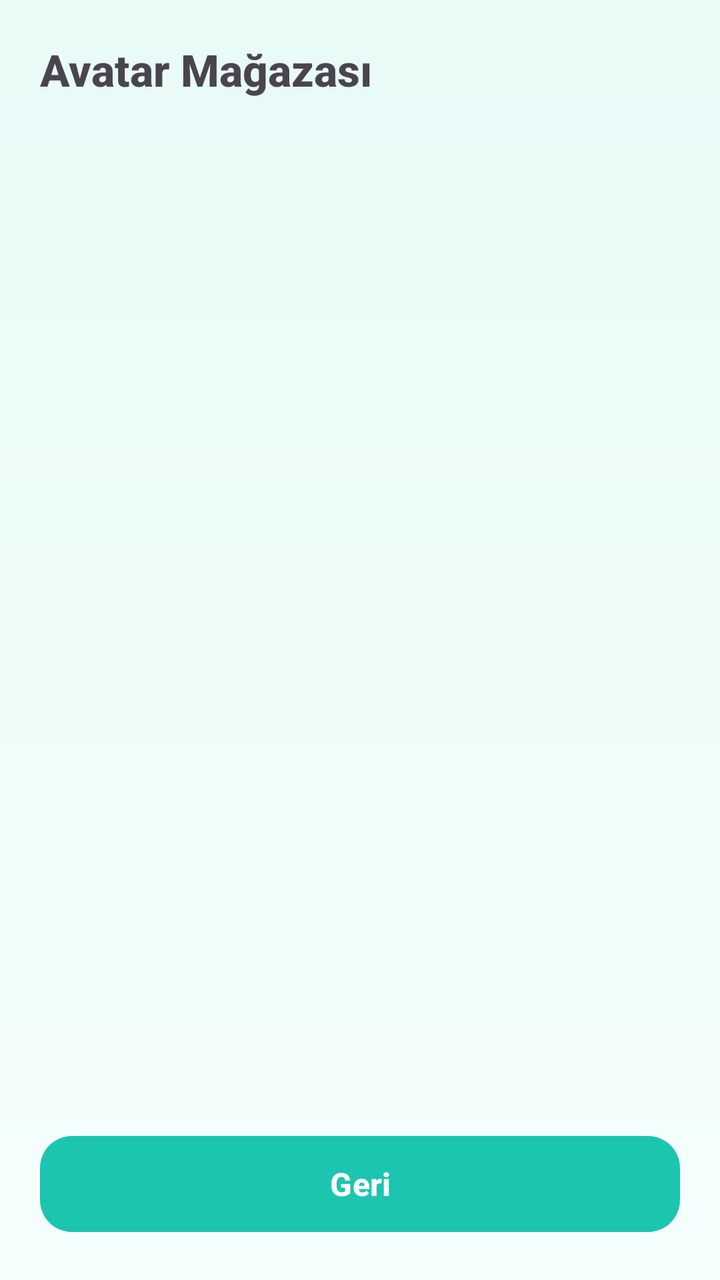
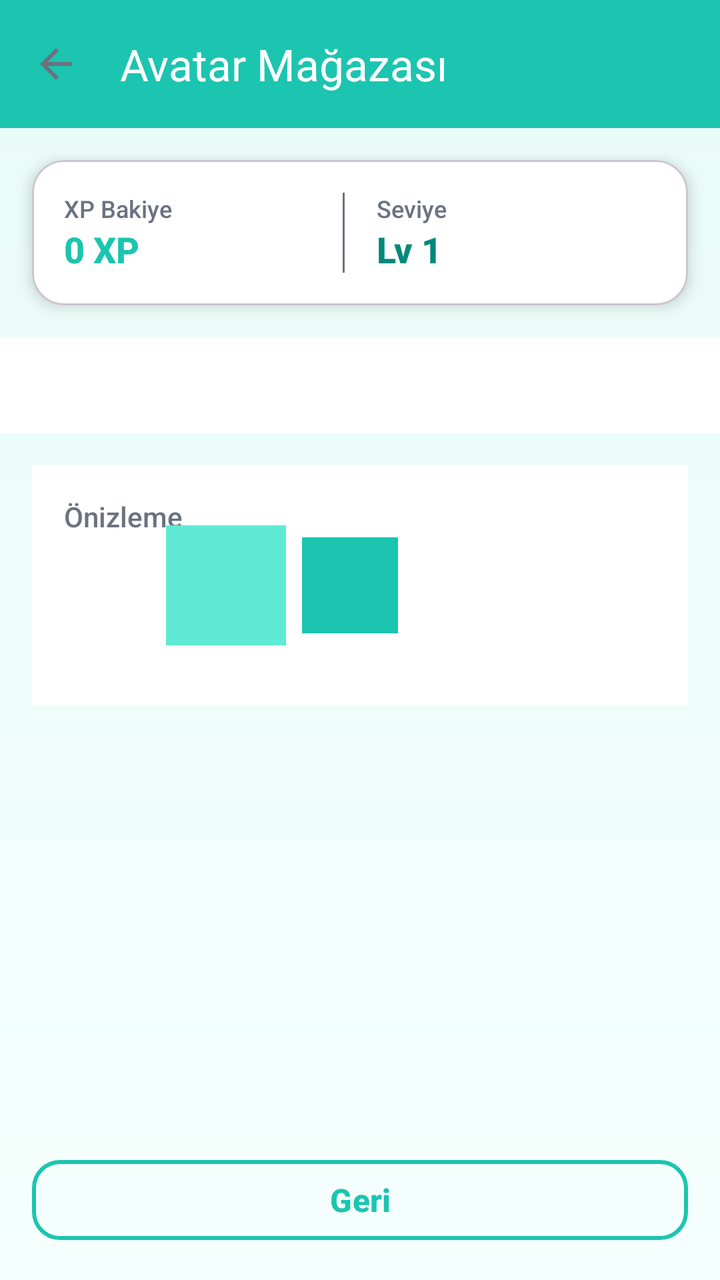

Two renders of the same Android screen: before a commit and after it. Below are the layout's source before the change and the commit's diff.
<!-- AndroidManifest.xml: application theme Theme.BrainBuddy -->
<!-- res/layout/activity_avatar_shop.xml -->
<?xml version="1.0" encoding="utf-8"?>
<LinearLayout xmlns:android="http://schemas.android.com/apk/res/android"
    android:layout_width="match_parent"
    android:layout_height="match_parent"
    android:orientation="vertical"
    android:padding="20dp"
    android:background="@drawable/bg_gradient">

    <TextView
        android:layout_width="match_parent"
        android:layout_height="wrap_content"
        android:text="Avatar Mağazası"
        android:textSize="22sp"
        android:textStyle="bold"/>

    <TextView
        android:id="@+id/tvShopDisabled"
        android:layout_width="match_parent"
        android:layout_height="wrap_content"
        android:layout_marginTop="16dp"
        android:text="Mağaza veli tarafından kapatıldı."
        android:visibility="gone"/>

    <TextView
        android:id="@+id/tvXpBalance"
        android:layout_width="match_parent"
        android:layout_height="wrap_content"
        android:layout_marginTop="8dp"/>

    <ScrollView
        android:id="@+id/scrollShop"
        android:layout_width="match_parent"
        android:layout_height="0dp"
        android:layout_weight="1"
        android:layout_marginTop="12dp">

        <LinearLayout
            android:id="@+id/containerItems"
            android:layout_width="match_parent"
            android:layout_height="wrap_content"
            android:orientation="vertical"/>
    </ScrollView>

    <Button
        android:id="@+id/btnShopBack"
        android:layout_width="match_parent"
        android:layout_height="wrap_content"
        android:layout_marginTop="16dp"
        android:text="Geri"/>
</LinearLayout>
<!-- resources referenced by this layout -->
<resources>
  <!-- drawable bg_gradient (drawable) -->
  <?xml version="1.0" encoding="utf-8"?>
  <layer-list xmlns:android="http://schemas.android.com/apk/res/android">
      <item>
          <shape>
              <gradient
                  android:angle="270"
                  android:startColor="#E8FBF7"
                  android:endColor="#F5FFFD"/>
          </shape>
      </item>
  </layer-list>
  <style name="Theme.BrainBuddy" parent="Theme.Material3.Light.NoActionBar">
          <item name="colorPrimary">@color/bb_primary</item>
          <item name="colorOnPrimary">@color/white</item>
          <item name="colorSecondary">@color/bb_secondary</item>
          <item name="colorOnSecondary">@color/white</item>
          <item name="colorTertiary">@color/bb_accent</item>
          <item name="colorOnTertiary">@color/black</item>
          <item name="colorError">@color/bb_error</item>
          <item name="android:windowBackground">@drawable/bg_gradient</item>
          <item name="android:textColorPrimary">@color/bb_text</item>
          <item name="android:textColorSecondary">@color/bb_text_muted</item>
          <item name="materialButtonStyle">@style/BBButton</item>
          <item name="android:fontFamily">sans-serif-medium</item>
      </style>
  <color name="bb_primary">#1BC5B0</color>
  <color name="white">#FFFFFF</color>
  <color name="bb_secondary">#00897B</color>
  <color name="bb_accent">#FFC107</color>
  <color name="black">#000000</color>
  <color name="bb_error">#FF5252</color>
  <color name="bb_text">#1F2937</color>
  <color name="bb_text_muted">#6B7280</color>
  <style name="BBButton" parent="Widget.Material3.Button">
          <item name="android:minHeight">56dp</item>
          <item name="android:paddingStart">24dp</item>
          <item name="android:paddingEnd">24dp</item>
          <item name="cornerRadius">16dp</item>
          <item name="android:textAllCaps">false</item>
          <item name="android:textColor">@color/white</item>
          <item name="android:textSize">16sp</item>
          <item name="android:textStyle">bold</item>
          <item name="backgroundTint">@color/bb_primary</item>
      </style>
</resources>

<!-- the commit's change to res/layout/activity_avatar_shop.xml (unified diff, before → after) -->
@@ -1,50 +1,170 @@
 <?xml version="1.0" encoding="utf-8"?>
 <LinearLayout xmlns:android="http://schemas.android.com/apk/res/android"
+    xmlns:app="http://schemas.android.com/apk/res-auto"
+    xmlns:tools="http://schemas.android.com/tools"
     android:layout_width="match_parent"
     android:layout_height="match_parent"
     android:orientation="vertical"
-    android:padding="20dp"
     android:background="@drawable/bg_gradient">
 
-    <TextView
+    <com.google.android.material.appbar.MaterialToolbar
+        android:id="@+id/toolbar"
+        android:layout_width="match_parent"
+        android:layout_height="?attr/actionBarSize"
+        android:background="@color/bb_turquoise"
+        app:titleTextColor="@color/white"
+        app:title="Avatar Mağazası"
+        app:navigationIcon="?attr/homeAsUpIndicator" />
+
+    <com.google.android.material.card.MaterialCardView
         android:layout_width="match_parent"
         android:layout_height="wrap_content"
-        android:text="Avatar Mağazası"
-        android:textSize="22sp"
-        android:textStyle="bold"/>
+        android:layout_margin="16dp"
+        app:cardCornerRadius="16dp"
+        app:cardElevation="4dp"
+        app:cardBackgroundColor="@color/white">
+
+        <LinearLayout
+            android:layout_width="match_parent"
+            android:layout_height="wrap_content"
+            android:orientation="horizontal"
+            android:padding="16dp"
+            android:gravity="center_vertical">
+
+            <LinearLayout
+                android:layout_width="0dp"
+                android:layout_height="wrap_content"
+                android:layout_weight="1"
+                android:orientation="vertical">
+
+                <TextView
+                    android:layout_width="wrap_content"
+                    android:layout_height="wrap_content"
+                    android:text="XP Bakiye"
+                    android:textSize="12sp"
+                    android:textColor="@color/bb_text_muted"/>
+                <TextView
+                    android:id="@+id/tvXpBalance"
+                    android:layout_width="wrap_content"
+                    android:layout_height="wrap_content"
+                    android:text="0 XP"
+                    android:textSize="18sp"
+                    android:textStyle="bold"
+                    android:textColor="@color/bb_turquoise"/>
+            </LinearLayout>
+
+            <View
+                android:layout_width="1dp"
+                android:layout_height="40dp"
+                android:background="@color/bb_text_muted"/>
+
+            <LinearLayout
+                android:layout_width="0dp"
+                android:layout_height="wrap_content"
+                android:layout_weight="1"
+                android:orientation="vertical"
+                android:layout_marginStart="16dp">
+
+                <TextView
+                    android:layout_width="wrap_content"
+                    android:layout_height="wrap_content"
+                    android:text="Seviye"
+                    android:textSize="12sp"
+                    android:textColor="@color/bb_text_muted"/>
+                <TextView
+                    android:id="@+id/tvLevelBadge"
+                    android:layout_width="wrap_content"
+                    android:layout_height="wrap_content"
+                    android:text="Lv 1"
+                    android:textSize="18sp"
+                    android:textStyle="bold"
+                    android:textColor="@color/bb_secondary"/>
+            </LinearLayout>
+        </LinearLayout>
+    </com.google.android.material.card.MaterialCardView>
 
     <TextView
         android:id="@+id/tvShopDisabled"
         android:layout_width="match_parent"
         android:layout_height="wrap_content"
-        android:layout_marginTop="16dp"
-        android:text="Mağaza veli tarafından kapatıldı."
+        android:layout_margin="16dp"
+        android:text="Mağaza veli tarafından kapatıldı. Sadece önizleme yapabilirsiniz."
+        android:textColor="@color/bb_error"
         android:visibility="gone"/>
 
-    <TextView
-        android:id="@+id/tvXpBalance"
+    <com.google.android.material.tabs.TabLayout
+        android:id="@+id/tabCategories"
         android:layout_width="match_parent"
         android:layout_height="wrap_content"
-        android:layout_marginTop="8dp"/>
+        android:background="@color/white"
+        app:tabMode="scrollable"
+        app:tabTextColor="@color/bb_text_muted"
+        app:tabSelectedTextColor="@color/bb_turquoise"
+        app:tabIndicatorColor="@color/bb_turquoise"/>
 
-    <ScrollView
+    <FrameLayout
+        android:id="@+id/previewSection"
+        android:layout_width="match_parent"
+        android:layout_height="120dp"
+        android:layout_margin="16dp"
+        android:background="@color/white"
+        android:padding="16dp">
+
+        <TextView
+            android:id="@+id/tvPreviewLabel"
+            android:layout_width="wrap_content"
+            android:layout_height="wrap_content"
+            android:text="Önizleme"
+            android:textSize="14sp"
+            android:textColor="@color/bb_text_muted"/>
+
+        <LinearLayout
+            android:id="@+id/previewContainer"
+            android:layout_width="match_parent"
+            android:layout_height="match_parent"
+            android:gravity="center"
+            android:orientation="horizontal">
+            <View
+                android:id="@+id/previewBg"
+                android:layout_width="60dp"
+                android:layout_height="60dp"
+                android:background="@color/bb_turquoise_light"/>
+            <View
+                android:id="@+id/previewMascot"
+                android:layout_width="48dp"
+                android:layout_height="48dp"
+                android:layout_marginStart="8dp"
+                android:background="@color/bb_turquoise"/>
+            <View
+                android:id="@+id/previewFrame"
+                android:layout_width="70dp"
+                android:layout_height="70dp"
+                android:layout_marginStart="8dp"
+                android:background="@drawable/bg_badge"/>
+        </LinearLayout>
+    </FrameLayout>
+
+    <androidx.core.widget.NestedScrollView
         android:id="@+id/scrollShop"
         android:layout_width="match_parent"
         android:layout_height="0dp"
         android:layout_weight="1"
-        android:layout_marginTop="12dp">
+        android:fillViewport="true">
 
-        <LinearLayout
-            android:id="@+id/containerItems"
+        <androidx.recyclerview.widget.RecyclerView
+            android:id="@+id/recyclerItems"
             android:layout_width="match_parent"
             android:layout_height="wrap_content"
-            android:orientation="vertical"/>
-    </ScrollView>
+            android:padding="16dp"
+            android:clipToPadding="false"
+            tools:listitem="@layout/item_avatar_shop_card"/>
+    </androidx.core.widget.NestedScrollView>
 
     <Button
         android:id="@+id/btnShopBack"
+        style="@style/BBButtonAlt"
         android:layout_width="match_parent"
         android:layout_height="wrap_content"
-        android:layout_marginTop="16dp"
+        android:layout_margin="16dp"
         android:text="Geri"/>
 </LinearLayout>
<!-- resource entries referenced after the edit -->
@@ -12,6 +12,14 @@
           </shape>
       </item>
   </layer-list>
+  <style name="BBButtonAlt" parent="Widget.Material3.Button.OutlinedButton">
+          <item name="android:minHeight">48dp</item>
+          <item name="cornerRadius">14dp</item>
+          <item name="android:textAllCaps">false</item>
+          <item name="android:textColor">@color/bb_primary</item>
+          <item name="strokeColor">@color/bb_primary</item>
+          <item name="strokeWidth">2dp</item>
+      </style>
   <style name="Theme.BrainBuddy" parent="Theme.Material3.Light.NoActionBar">
           <item name="colorPrimary">@color/bb_primary</item>
           <item name="colorOnPrimary">@color/white</item>
@@ -28,12 +36,21 @@
       </style>
   <color name="bb_primary">#1BC5B0</color>
   <color name="white">#FFFFFF</color>
+  <!-- drawable bg_badge (drawable) -->
+  <?xml version="1.0" encoding="utf-8"?>
+  <shape xmlns:android="http://schemas.android.com/apk/res/android"
+      android:shape="rectangle">
+      <solid android:color="#30FFFFFF"/>
+      <corners android:radius="20dp"/>
+  </shape>
   <color name="bb_secondary">#00897B</color>
   <color name="bb_accent">#FFC107</color>
   <color name="black">#000000</color>
   <color name="bb_error">#FF5252</color>
   <color name="bb_text">#1F2937</color>
   <color name="bb_text_muted">#6B7280</color>
+  <color name="bb_turquoise">#1BC5B0</color>
+  <color name="bb_turquoise_light">#5EEAD4</color>
   <style name="BBButton" parent="Widget.Material3.Button">
           <item name="android:minHeight">56dp</item>
           <item name="android:paddingStart">24dp</item>
